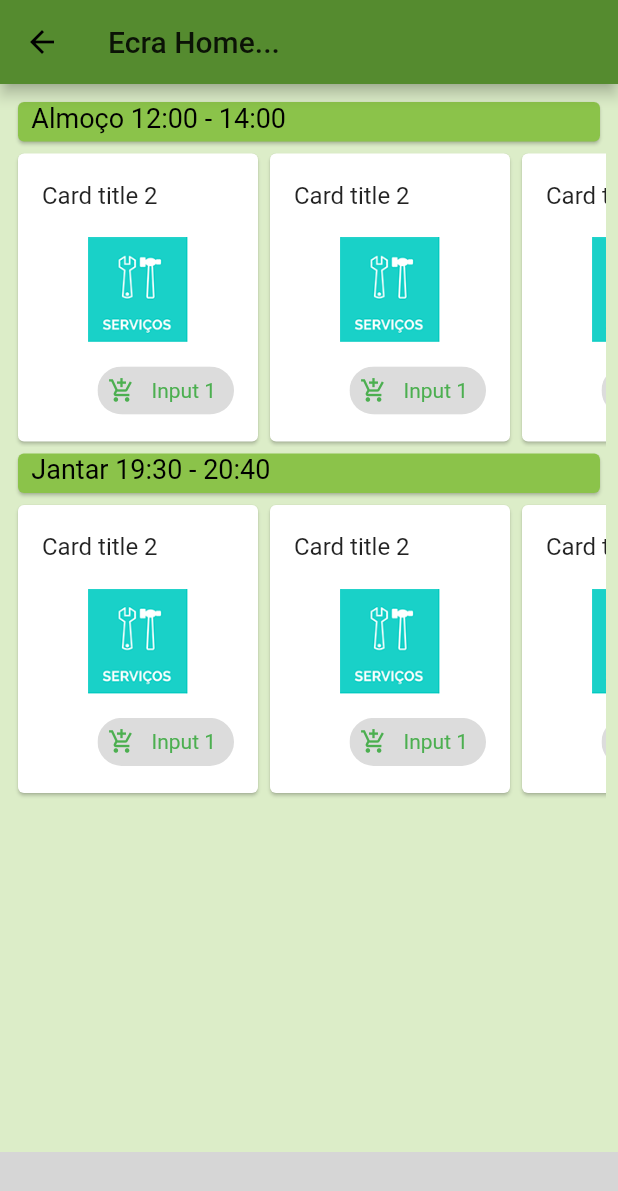
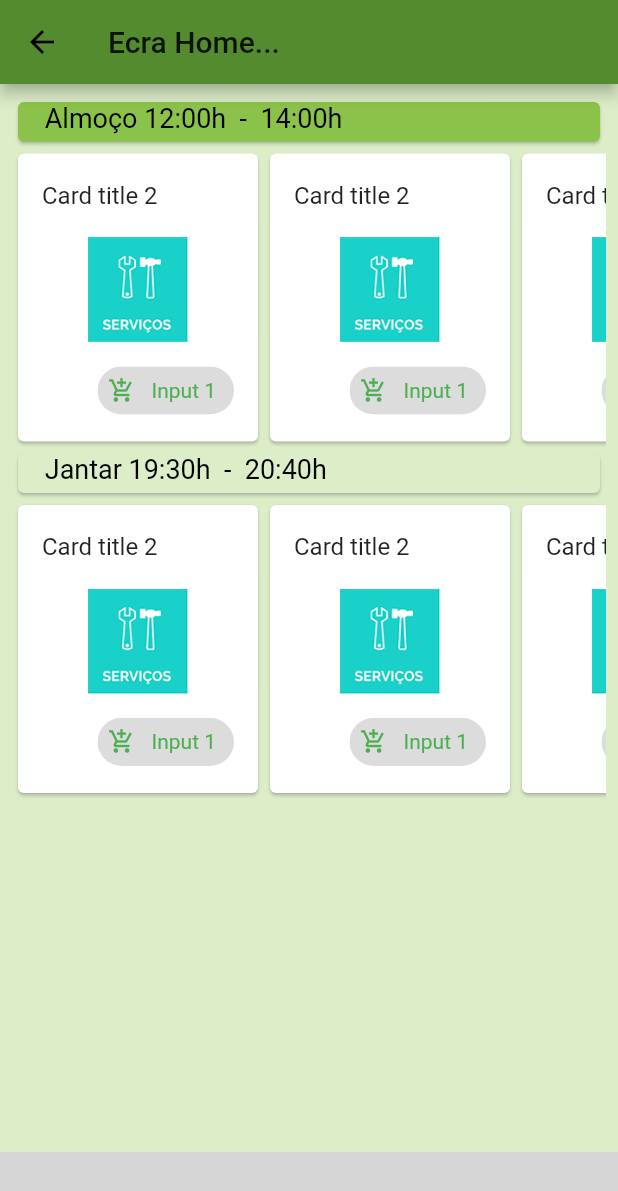
Before and after one commit to pauloALuis/PI, a Flutter app: the HomePage screen opened directly, on a phone screen of 412 x 824 dp. Shown: the top 1191 px of the screen. Run offline on Flutter 3.47's test engine with Material 2 defaults, Android fonts, the phone set to English and light mode, and no system bars; missing offline and left inert: navigation_dot_bar; Roboto replaces fonts that are missing (Rubik); grey boxes are pictures that could not be loaded.

```diff
--- a/app_pi/lib/view/HomePage.dart
+++ b/app_pi/lib/view/HomePage.dart
@@ -16,9 +16,9 @@ class _HomePageState extends State<HomePage> {
       resizeToAvoidBottomInset: false,
       body: SingleChildScrollView( child: Container(padding:EdgeInsets.all(8), child: Column(crossAxisAlignment:CrossAxisAlignment.start , children:
       [
-          _cardText('Almoço 12:00 - 14:00', context),
+          _cardText('  Almoço 12:00h  -  14:00h', context),
            containerList(),
-          _cardText('Jantar 19:30 - 20:40', context),
+          _cardText1('  Jantar 19:30h  -  20:40h', context),
 
           containerList(),
       ],
@@ -104,6 +104,31 @@ double yourWidth = width * 0.98;
 }
 
 
+Card _cardText1([String tipoRefeicao, BuildContext contexts])
+{
+  double width = MediaQuery.of(contexts).size.width;
+
+  double yourWidth = width * 0.98;
+
+  return Card(
+    //color: Colors.lightGreen[100],Colors.lightGreen[800]
+    //color: Colors.lightGreen,
+    color: Colors.lightGreen[100],
+
+//    clipBehavior: Clip.antiAlias,
+    child: Container(     width: yourWidth, height: 26.3,
+      child: SingleChildScrollView(    // new line
+          child:  _text(tipoRefeicao)
+//        Column( mainAxisAlignment: MainAxisAlignment.center,
+//      children: [
+//      Padding(
+//        padding: const EdgeInsets.all(5.0),
+//        child: ,),
+//      ],
+//    ),
+      ),),
+  );
+}
 
 
 Card _cardLis([String tipoRefeicao]){
```
